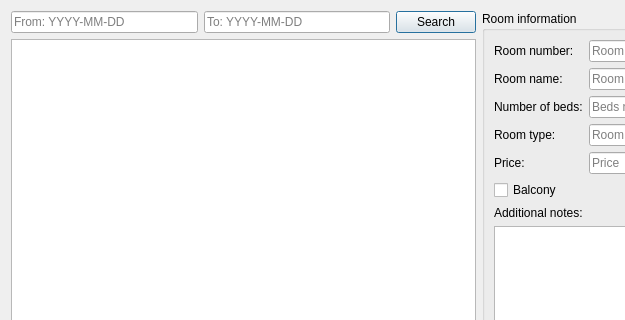
This is code/qtApp/availableRoomsBrowserDialog.ui in stoptherock1/HSM as Qt 5 draws it before an edit; both pictures show x 0 to 625 and y 0 to 320 of the 773 by 468 pixel window. The edited form follows.
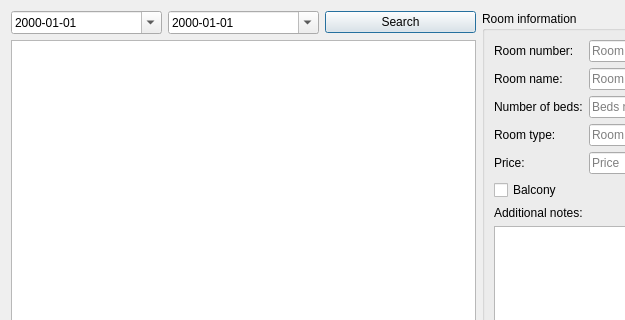
This is the edited form.

Patch:
```diff
--- a/code/qtApp/availableRoomsBrowserDialog.ui
+++ b/code/qtApp/availableRoomsBrowserDialog.ui
@@ -19,23 +19,23 @@
      <item>
       <layout class="QVBoxLayout" name="verticalLayout_2">
        <item>
-        <layout class="QHBoxLayout" name="horizontalLayout_3" stretch="2,2,0">
+        <layout class="QHBoxLayout" name="horizontalLayout_3" stretch="0,0,0">
          <item>
-          <widget class="QLineEdit" name="searchFrom_lineEdit">
-           <property name="placeholderText">
-            <string>From: YYYY-MM-DD</string>
+          <widget class="QDateEdit" name="from_dateEdit">
+           <property name="displayFormat">
+            <string>yyyy-MM-dd</string>
            </property>
-           <property name="clearButtonEnabled">
+           <property name="calendarPopup">
             <bool>true</bool>
            </property>
           </widget>
          </item>
          <item>
-          <widget class="QLineEdit" name="searchTo_lineEdit">
-           <property name="placeholderText">
-            <string>To: YYYY-MM-DD</string>
+          <widget class="QDateEdit" name="till_dateEdit">
+           <property name="displayFormat">
+            <string>yyyy-MM-dd</string>
            </property>
-           <property name="clearButtonEnabled">
+           <property name="calendarPopup">
             <bool>true</bool>
            </property>
           </widget>
```
Left out of the diff: 2 changed lines with no effect on the pictures.
